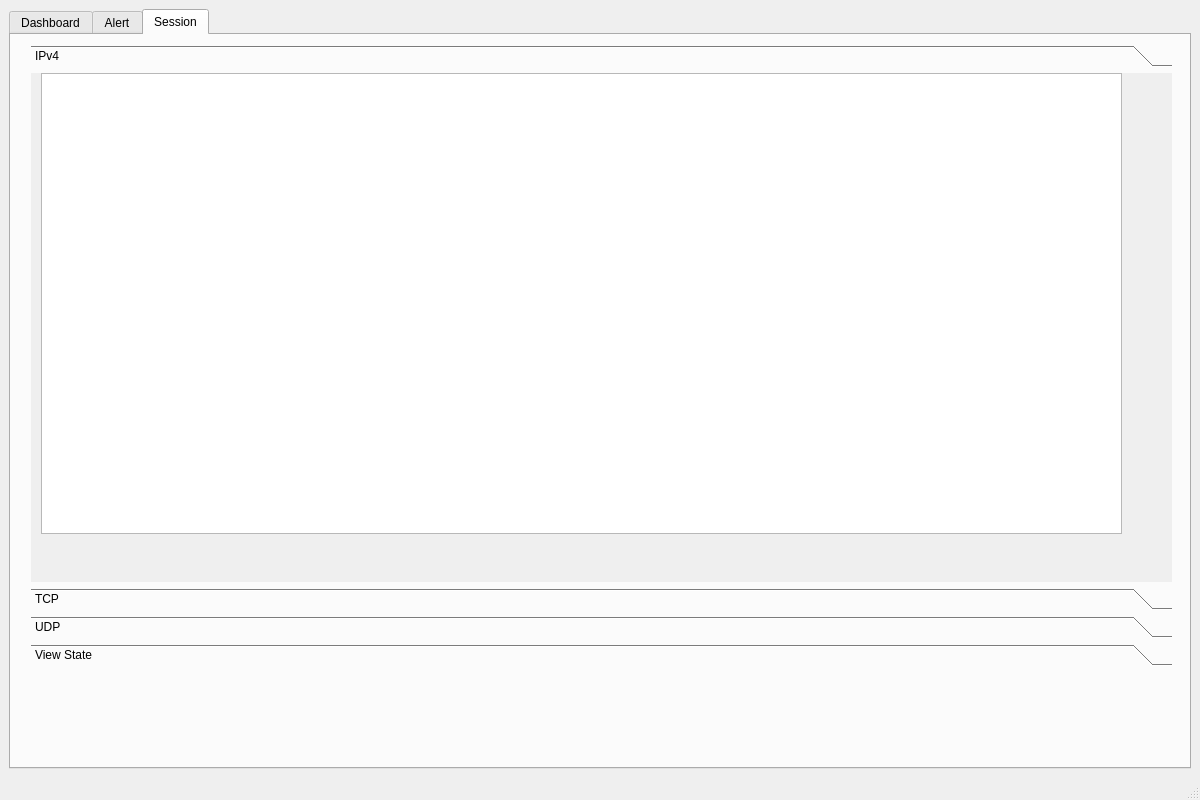
Henry93s/Argus_IPS_Client, file forms/mainwindow.ui: the form before one commit.
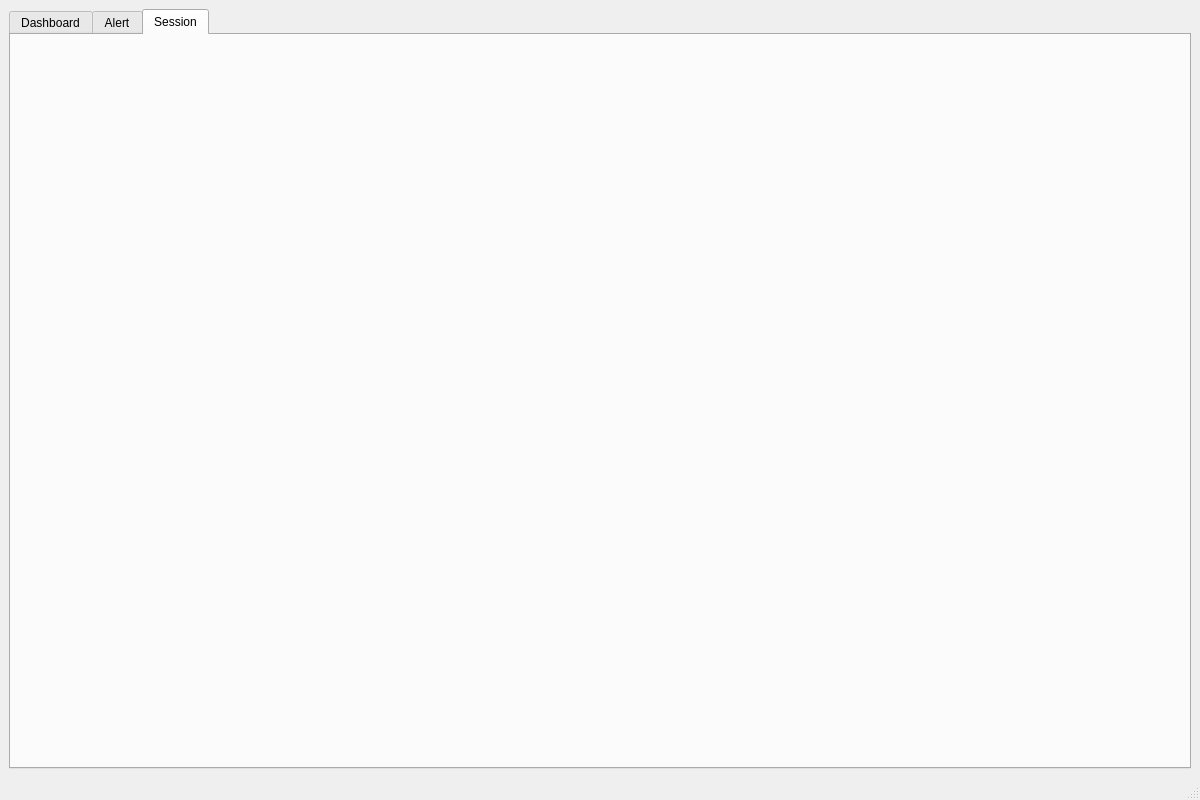
The form after the commit. The open tabs and pages were chosen to show the change.

What changed in the file:
```diff
--- a/forms/mainwindow.ui
+++ b/forms/mainwindow.ui
@@ -918,101 +918,11 @@
        <attribute name="title">
         <string>Session</string>
        </attribute>
-       <widget class="QToolBox" name="toolBox">
-        <property name="geometry">
-         <rect>
-          <x>20</x>
-          <y>10</y>
-          <width>1141</width>
-          <height>621</height>
-         </rect>
-        </property>
-        <property name="currentIndex">
-         <number>3</number>
-        </property>
-        <widget class="QWidget" name="page_3">
-         <property name="geometry">
-          <rect>
-           <x>0</x>
-           <y>0</y>
-           <width>1141</width>
-           <height>485</height>
-          </rect>
-         </property>
-         <attribute name="label">
-          <string>IPv4</string>
-         </attribute>
-         <widget class="QTableWidget" name="tableWidget">
-          <property name="geometry">
-           <rect>
-            <x>10</x>
-            <y>0</y>
-            <width>1081</width>
-            <height>461</height>
-           </rect>
-          </property>
-         </widget>
-        </widget>
-        <widget class="QWidget" name="page_5">
-         <property name="geometry">
-          <rect>
-           <x>0</x>
-           <y>0</y>
-           <width>1141</width>
-           <height>485</height>
-          </rect>
-         </property>
-         <attribute name="label">
-          <string>TCP</string>
-         </attribute>
-         <widget class="QTableWidget" name="tableWidget_2">
-          <property name="geometry">
-           <rect>
-            <x>10</x>
-            <y>0</y>
-            <width>1081</width>
-            <height>461</height>
-           </rect>
-          </property>
-         </widget>
-        </widget>
-        <widget class="QWidget" name="page_6">
-         <property name="geometry">
-          <rect>
-           <x>0</x>
-           <y>0</y>
-           <width>1141</width>
-           <height>485</height>
-          </rect>
-         </property>
-         <attribute name="label">
-          <string>UDP</string>
-         </attribute>
-         <widget class="QTableWidget" name="tableWidget_3">
-          <property name="geometry">
-           <rect>
-            <x>10</x>
-            <y>0</y>
-            <width>1081</width>
-            <height>461</height>
-           </rect>
-          </property>
-         </widget>
-        </widget>
-        <widget class="QWidget" name="page_4">
-         <property name="geometry">
-          <rect>
-           <x>0</x>
-           <y>0</y>
-           <width>1141</width>
-           <height>485</height>
-          </rect>
-         </property>
-         <attribute name="label">
-          <string>View State</string>
-         </attribute>
-        </widget>
-       </widget>
+       <layout class="QGridLayout" name="gridLayout_4">
+        <item row="0" column="0">
+         <widget class="QWidget" name="widget_5" native="true"/>
+        </item>
+       </layout>
       </widget>
      </widget>
     </item>
```
